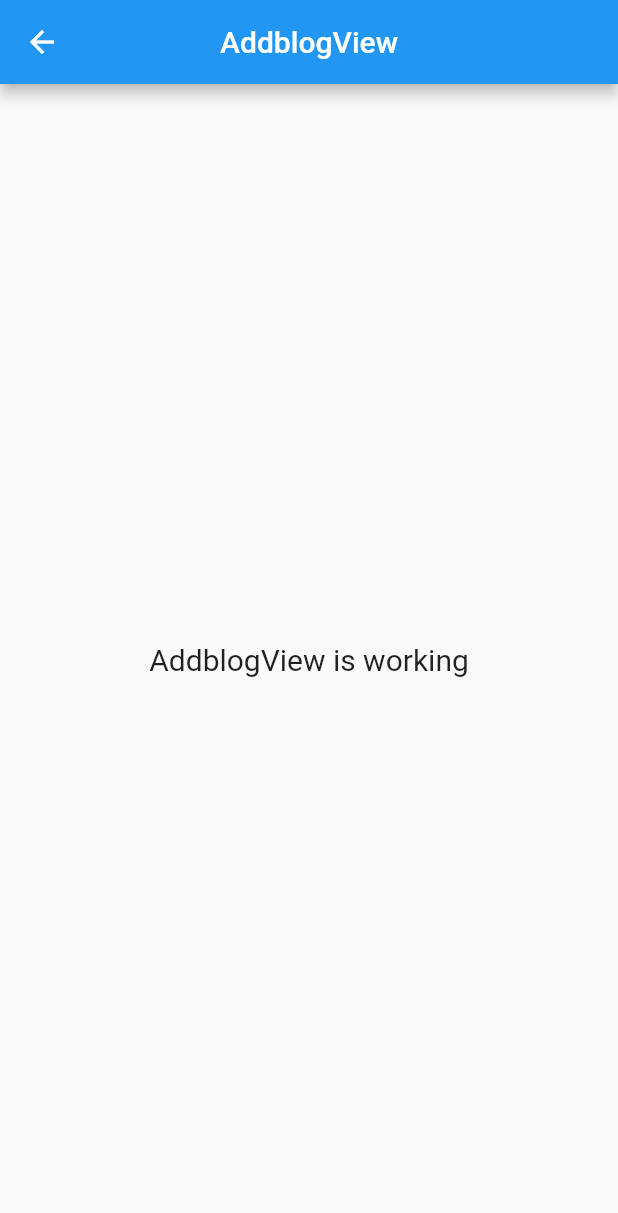
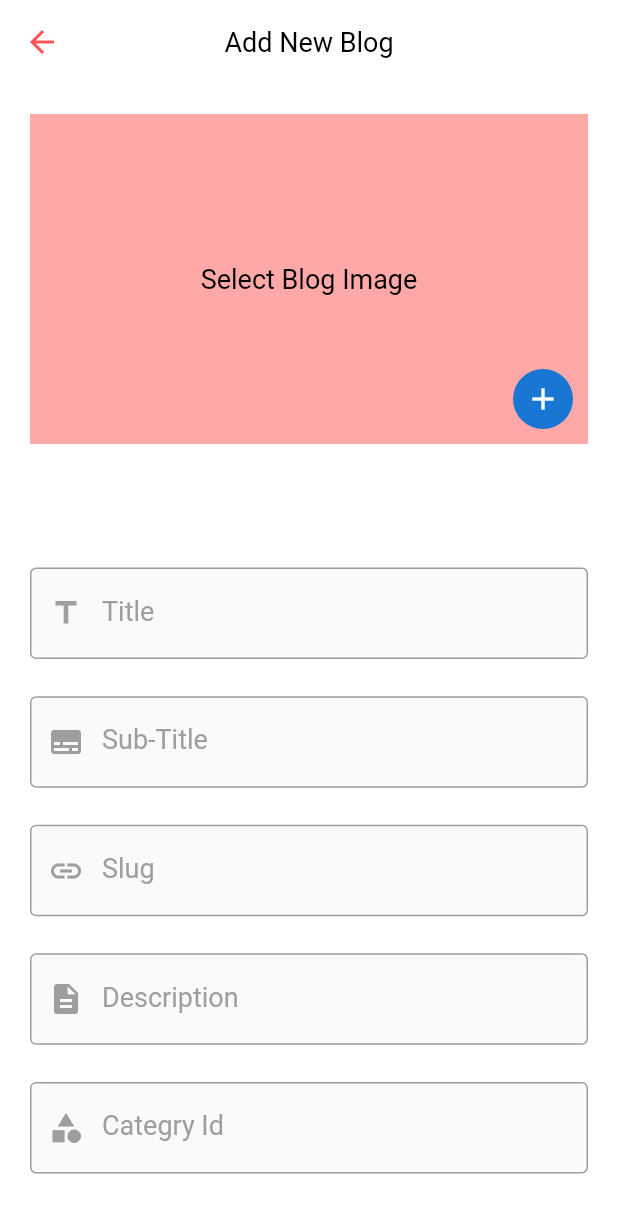
Before and after one commit to mdrislam/Smart-Blog-Post, a Flutter app: the AddblogView screen opened by its route, on a phone screen of 412 x 824 dp. Shown: the top 1213 px of the screen. Run offline on Flutter 3.47's test engine with Material 2 defaults, Android fonts, the phone set to English and light mode, and no system bars; our stand-ins replace get, image_picker, shared_preferences; accounts and stored records are empty.

Commit message:
design crate blog screen

```diff
--- a/lib/app/modules/addblog/controllers/addblog_controller.dart
+++ b/lib/app/modules/addblog/controllers/addblog_controller.dart
@@ -1,20 +1,28 @@
+import 'dart:io';
+
+import 'package:flutter/material.dart';
 import 'package:get/get.dart';
+import 'package:image_picker/image_picker.dart';
 
 class AddblogController extends GetxController {
-  //TODO: Implement AddblogController
-
-  final count = 0.obs;
-  @override
-  void onInit() {
-    super.onInit();
-  }
-
-  @override
-  void onReady() {
-    super.onReady();
-  }
+  final GlobalKey<FormState> formKey = GlobalKey<FormState>();
+  Rx<TextEditingController> titleControler = TextEditingController().obs;
+  Rx<TextEditingController> subTitleController = TextEditingController().obs;
+  Rx<TextEditingController> slugController = TextEditingController().obs;
+  Rx<TextEditingController> tagController = TextEditingController().obs;
+  Rx<TextEditingController> categoryIDController = TextEditingController().obs;
+  Rx<TextEditingController> descriptionController = TextEditingController().obs;
+  ImagePicker imagePicker = ImagePicker();
+  Rx<File> image = File('00').obs;
+  var date = DateTime.now().obs;
 
   @override
   void onClose() {}
-  void increment() => count.value++;
+  choiceImage() async {
+    await imagePicker
+        .pickImage(source: ImageSource.gallery)
+        .then((selectedImage) {
+      image.value = File(selectedImage!.path);
+    });
+  }
 }
--- a/lib/app/modules/addblog/views/addblog_view.dart
+++ b/lib/app/modules/addblog/views/addblog_view.dart
@@ -1,21 +1,132 @@
 import 'package:flutter/material.dart';
 
 import 'package:get/get.dart';
+import 'package:smart_blog_post/app/data/const/app_colors.dart';
+import 'package:smart_blog_post/app/widgets/custom_text.dart';
 
+import '../../../widgets/custom_button.dart';
+import '../../../widgets/custom_text_form_field.dart';
 import '../controllers/addblog_controller.dart';
 
 class AddblogView extends GetView<AddblogController> {
+  const AddblogView({super.key});
+
   @override
   Widget build(BuildContext context) {
     return Scaffold(
+      backgroundColor: Colors.white,
       appBar: AppBar(
-        title: Text('AddblogView'),
+        leading: const BackButton(color: AppColors.primaryColor),
+        backgroundColor: Colors.white,
+        elevation: 0,
+        title: const CustomText(
+          text: 'Add New Blog',
+          color: Colors.black,
+        ),
         centerTitle: true,
       ),
-      body: Center(
-        child: Text(
-          'AddblogView is working',
-          style: TextStyle(fontSize: 20),
+      body: Padding(
+        padding: const EdgeInsets.all(20.0),
+        child: Form(
+          key: controller.formKey,
+          autovalidateMode: AutovalidateMode.onUserInteraction,
+          child: ListView(
+            physics: const BouncingScrollPhysics(
+                parent: AlwaysScrollableScrollPhysics()),
+            children: [
+              Obx(() => SizedBox(
+                    height: 220,
+                    width: double.infinity,
+                    child: Stack(
+                      children: [
+                        if (controller.image.value.path != '00')
+                          Image.file(
+                            controller.image.value,
+                            width: double.infinity,
+                            fit: BoxFit.fill,
+                          ),
+                        if (controller.image.value.path == '00')
+                          Container(
+                            color: AppColors.primaryColor.withOpacity(0.5),
+                            child: const Center(
+                                child: CustomText(
+                              text: 'Select Blog Image',
+                              color: Colors.black,
+                            )),
+                          ),
+                        Positioned(
+                          bottom: 10,
+                          right: 10,
+                          child: InkWell(
+                              onTap: () {
+                                controller.choiceImage();
+                              },
+                              child:
+                                  const CircleAvatar(child: Icon(Icons.add))),
+                        )
+                      ],
+                    ),
+                  )),
+              SizedBox(
+                height: MediaQuery.of(context).size.height * 0.1,
+              ),
+              CustomTextFormField(
+                  textEditingController: controller.titleControler.value,
+                  lebleText: 'Title',
+                  hintText: 'enter title here',
+                  textInputType: TextInputType.text,
+                  icon: Icons.title),
+              SizedBox(
+                height: MediaQuery.of(context).size.height * 0.03,
+              ),
+              CustomTextFormField(
+                  textEditingController: controller.subTitleController.value,
+                  lebleText: 'Sub-Title',
+                  hintText: 'enter sub-title here',
+                  textInputType: TextInputType.text,
+                  icon: Icons.subtitles),
+              SizedBox(
+                height: MediaQuery.of(context).size.height * 0.03,
+              ),
+              CustomTextFormField(
+                  textEditingController: controller.slugController.value,
+                  lebleText: 'Slug',
+                  hintText: 'enter slug here',
+                  textInputType: TextInputType.text,
+                  icon: Icons.link),
+              SizedBox(
+                height: MediaQuery.of(context).size.height * 0.03,
+              ),
+              CustomTextFormField(
+                  textEditingController: controller.descriptionController.value,
+                  lebleText: 'Description',
+                  hintText: 'enter description here',
+                  textInputType: TextInputType.text,
+                  icon: Icons.description),
+              SizedBox(
+                height: MediaQuery.of(context).size.height * 0.03,
+              ),
+              CustomTextFormField(
+                  textEditingController: controller.categoryIDController.value,
+                  lebleText: 'Categry Id',
+                  hintText: 'enter category id here',
+                  textInputType: TextInputType.text,
+                  icon: Icons.category),
+              SizedBox(
+                height: MediaQuery.of(context).size.height * 0.03,
+              ),
+              CustomTextFormField(
+                  textEditingController: controller.tagController.value,
+                  lebleText: 'Tags',
+                  hintText: 'enter tags here',
+                  textInputType: TextInputType.text,
+                  icon: Icons.tag),
+              SizedBox(
+                height: MediaQuery.of(context).size.height * 0.1,
+              ),
+              CustomButton(press: () {}, title: 'Store'),
+            ],
+          ),
         ),
       ),
     );
--- a/lib/app/modules/home/views/home_view.dart
+++ b/lib/app/modules/home/views/home_view.dart
@@ -4,6 +4,7 @@ import 'package:get/get.dart';
 import 'package:smart_blog_post/app/data/const/app_colors.dart';
 import 'package:smart_blog_post/app/widgets/custom_text.dart';
 
+import '../../../routes/app_pages.dart';
 import '../controllers/home_controller.dart';
 
 class HomeView extends GetView<HomeController> {
@@ -60,6 +61,16 @@ class HomeView extends GetView<HomeController> {
               ),
           separatorBuilder: (context, index) => const Divider(),
           itemCount: blogList!.length)),
+      floatingActionButton: FloatingActionButton(
+        onPressed: () {
+          Get.toNamed(Routes.ADDBLOG);
+        },
+        child: const Icon(
+          Icons.add,
+          color: Colors.white,
+          size: 30,
+        ),
+      ),
     );
   }
 }
```
